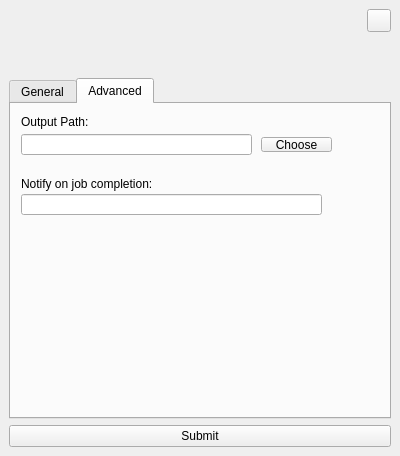
First picture: the form in conductor/resources/submitter.ui, repository AtomicConductor/conductor_client, before the edit.
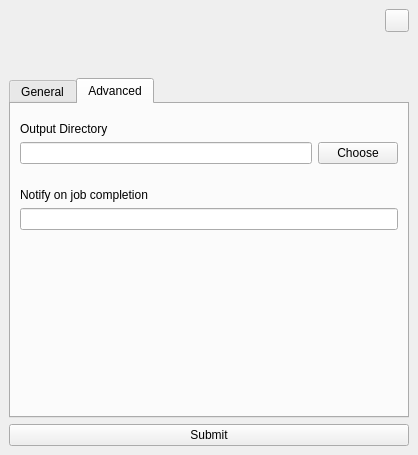
Second picture: the form after the edit. The open tabs and pages were chosen to show the change. Icons and pictures are not drawn.

The edit to the form file:
```diff
--- a/conductor/resources/submitter.ui
+++ b/conductor/resources/submitter.ui
@@ -6,8 +6,8 @@
    <rect>
     <x>0</x>
     <y>0</y>
-    <width>400</width>
-    <height>456</height>
+    <width>418</width>
+    <height>455</height>
    </rect>
   </property>
   <property name="windowTitle">
@@ -532,71 +532,36 @@
        <attribute name="title">
         <string>Advanced</string>
        </attribute>
-       <widget class="QLabel" name="label_7">
-        <property name="geometry">
-         <rect>
-          <x>10</x>
-          <y>70</y>
-          <width>151</width>
-          <height>20</height>
-         </rect>
-        </property>
-        <property name="text">
-         <string>Notify on job completion:</string>
-        </property>
-       </widget>
-       <widget class="QLineEdit" name="ui_notify_lnedt">
-        <property name="geometry">
-         <rect>
-          <x>10</x>
-          <y>90</y>
-          <width>301</width>
-          <height>21</height>
-         </rect>
-        </property>
-        <property name="sizePolicy">
-         <sizepolicy hsizetype="Preferred" vsizetype="Fixed">
-          <horstretch>0</horstretch>
-          <verstretch>0</verstretch>
-         </sizepolicy>
-        </property>
-       </widget>
-       <widget class="QWidget" name="widget" native="true">
-        <property name="geometry">
-         <rect>
-          <x>10</x>
-          <y>10</y>
-          <width>361</width>
-          <height>61</height>
-         </rect>
-        </property>
+       <layout class="QVBoxLayout" name="verticalLayout_9">
+        <item>
+         <widget class="QWidget" name="ui_output_path_widget" native="true">
+          <layout class="QVBoxLayout" name="verticalLayout_3">
+           <property name="leftMargin">
+            <number>0</number>
+           </property>
+           <property name="rightMargin">
+            <number>0</number>
+           </property>
+           <item>
         <widget class="QLabel" name="label_5">
-         <property name="geometry">
-          <rect>
-           <x>0</x>
-           <y>0</y>
-           <width>91</width>
-           <height>16</height>
-          </rect>
-         </property>
          <property name="text">
-          <string>Output Path:</string>
-         </property>
-        </widget>
-        <widget class="QLineEdit" name="ui_output_path_lnedt">
+              <string>Output Directory</string>
+             </property>
+            </widget>
+           </item>
+           <item>
+            <widget class="QWidget" name="widget_2" native="true">
+             <layout class="QHBoxLayout" name="horizontalLayout">
+              <property name="margin">
+               <number>0</number>
+              </property>
+              <item>
+               <widget class="QLineEdit" name="ui_output_directory_lnedt">
          <property name="enabled">
           <bool>true</bool>
          </property>
-         <property name="geometry">
-          <rect>
-           <x>0</x>
-           <y>20</y>
-           <width>231</width>
-           <height>21</height>
-          </rect>
-         </property>
          <property name="sizePolicy">
-          <sizepolicy hsizetype="Preferred" vsizetype="Fixed">
+                 <sizepolicy hsizetype="Minimum" vsizetype="Fixed">
            <horstretch>0</horstretch>
            <verstretch>0</verstretch>
           </sizepolicy>
@@ -604,18 +569,15 @@
          <property name="readOnly">
           <bool>false</bool>
          </property>
-        </widget>
-        <widget class="QPushButton" name="ui_choose_path_btn">
-         <property name="geometry">
-          <rect>
-           <x>240</x>
-           <y>23</y>
-           <width>71</width>
-           <height>15</height>
-          </rect>
-         </property>
+                <property name="isUserSetting" stdset="0">
+                 <bool>true</bool>
+                </property>
+               </widget>
+              </item>
+              <item>
+               <widget class="QPushButton" name="ui_choose_output_path_pbtn">
          <property name="sizePolicy">
-          <sizepolicy hsizetype="Minimum" vsizetype="Fixed">
+                 <sizepolicy hsizetype="Maximum" vsizetype="Fixed">
            <horstretch>0</horstretch>
            <verstretch>0</verstretch>
           </sizepolicy>
@@ -624,7 +586,59 @@
           <string>Choose</string>
          </property>
         </widget>
-       </widget>
+              </item>
+             </layout>
+            </widget>
+           </item>
+          </layout>
+         </widget>
+        </item>
+        <item>
+         <widget class="QWidget" name="ui_notify_widget" native="true">
+          <layout class="QVBoxLayout" name="verticalLayout_8">
+           <property name="leftMargin">
+            <number>0</number>
+           </property>
+           <property name="rightMargin">
+            <number>0</number>
+           </property>
+           <item>
+            <widget class="QLabel" name="label_7">
+             <property name="text">
+              <string>Notify on job completion</string>
+             </property>
+            </widget>
+           </item>
+           <item>
+            <widget class="QLineEdit" name="ui_notify_lnedt">
+             <property name="sizePolicy">
+              <sizepolicy hsizetype="Preferred" vsizetype="Fixed">
+               <horstretch>0</horstretch>
+               <verstretch>0</verstretch>
+              </sizepolicy>
+             </property>
+             <property name="isUserSetting" stdset="0">
+              <bool>true</bool>
+             </property>
+            </widget>
+           </item>
+           <item>
+            <spacer name="verticalSpacer_2">
+             <property name="orientation">
+              <enum>Qt::Vertical</enum>
+             </property>
+             <property name="sizeHint" stdset="0">
+              <size>
+               <width>20</width>
+               <height>40</height>
+              </size>
+             </property>
+            </spacer>
+           </item>
+          </layout>
+         </widget>
+        </item>
+       </layout>
       </widget>
      </widget>
     </item>
```
Left out of the diff: 29 changed lines with no effect on the pictures. Lines whose indentation alone changed are shown as unchanged.
